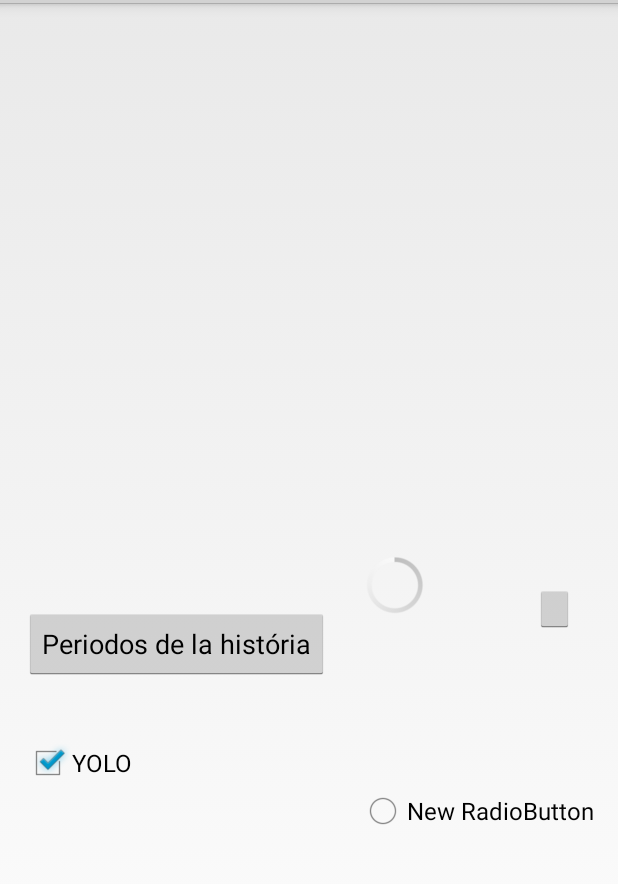
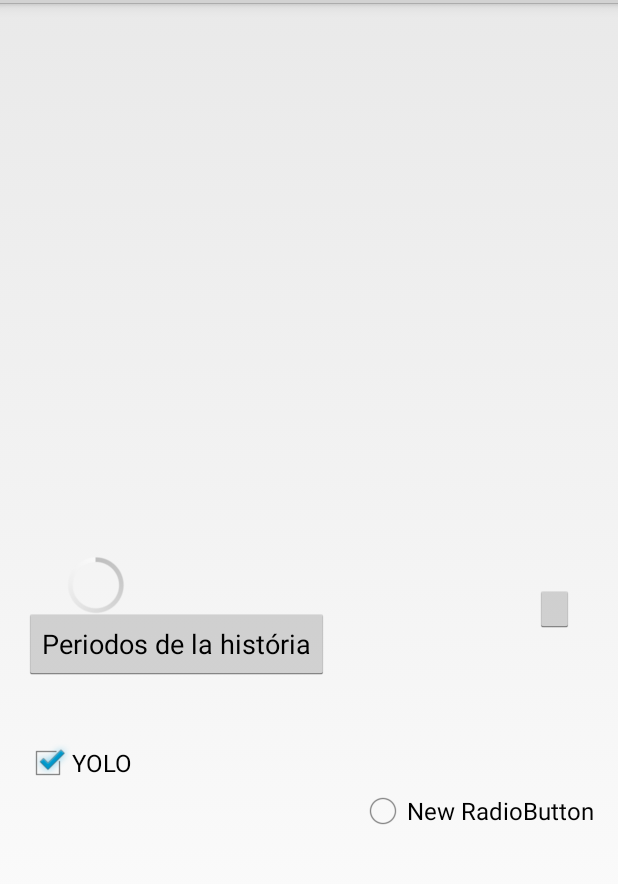
Before and after one commit to alfresanc/wikimx, an Android app: the screen it shows after launch (MainActivity), on a phone screen of 412 x 824 dp, the part 69-953 px from its top. Run offline under Robolectric (Android 15) with nearby library versions, the phone set to English and light mode, and no system bars.

Commit message:
Hola culero

```diff
--- a/wikimx/src/main/res/layout/activity_main.xml
+++ b/wikimx/src/main/res/layout/activity_main.xml
@@ -42,6 +42,6 @@
     <ProgressBar
             android:layout_width="wrap_content"
             android:layout_height="wrap_content"
-            android:id="@+id/progressBar" android:layout_centerVertical="true"
-            android:layout_alignLeft="@+id/radioButton"/>
+            android:id="@+id/progressBar"
+            android:layout_centerVertical="true" android:layout_alignRight="@+id/checkBoxUNO"/>
 </RelativeLayout>
```
